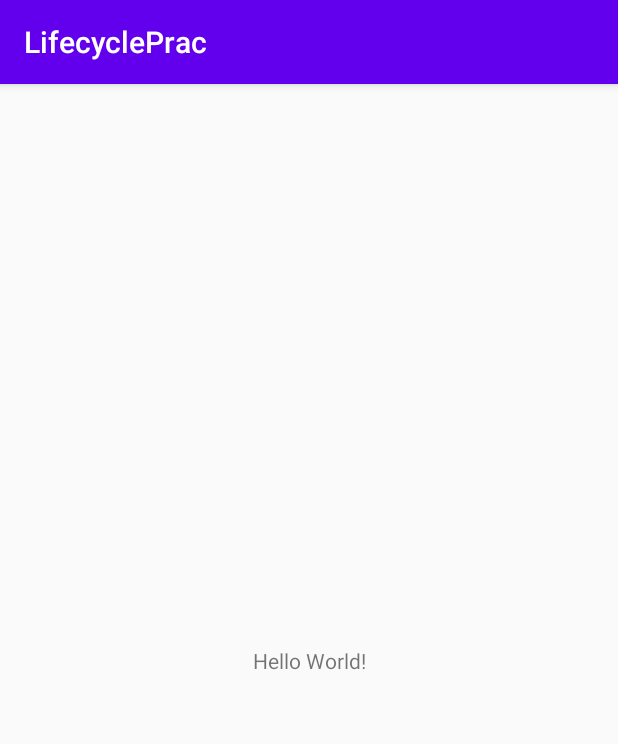
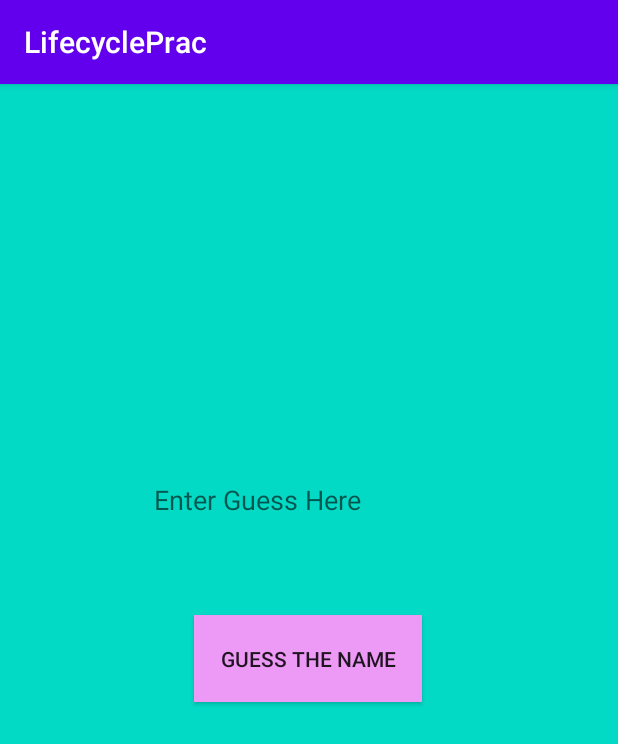
Before and after one commit to acolistro/LifecyclePrac, an Android app: the screen it shows after launch (MainActivity), on a phone screen of 412 x 824 dp. Shown: the top 744 px of the screen. Run offline under Robolectric (Android 15) with nearby library versions, the phone set to English and light mode, and no system bars.

Commit message:
added formatting to wrong activity - fixed

```diff
--- a/app/src/main/res/layout/activity_main.xml
+++ b/app/src/main/res/layout/activity_main.xml
@@ -4,15 +4,35 @@
     xmlns:tools="http://schemas.android.com/tools"
     android:layout_width="match_parent"
     android:layout_height="match_parent"
+    android:background="@color/colorAccent"
     tools:context=".MainActivity">
 
-    <TextView
+    <Button
+        android:id="@+id/button"
+        android:layout_width="152dp"
+        android:layout_height="58dp"
+        android:background="#ED99F6"
+        android:text="@string/guess_the_name_button"
+        app:layout_constraintBottom_toBottomOf="parent"
+        app:layout_constraintEnd_toEndOf="parent"
+        app:layout_constraintHorizontal_bias="0.498"
+        app:layout_constraintStart_toStartOf="parent"
+        app:layout_constraintTop_toTopOf="parent"
+        app:layout_constraintVertical_bias="0.499" />
+
+    <EditText
+        android:id="@+id/editTextTextPersonName"
         android:layout_width="wrap_content"
         android:layout_height="wrap_content"
-        android:text="Hello World!"
-        app:layout_constraintBottom_toBottomOf="parent"
-        app:layout_constraintLeft_toLeftOf="parent"
-        app:layout_constraintRight_toRightOf="parent"
-        app:layout_constraintTop_toTopOf="parent" />
+        android:autofillHints=""
+        android:ems="10"
+        android:hint="@string/enter_guess"
+        android:inputType="textPersonName"
+        app:layout_constraintBottom_toTopOf="@+id/button"
+        app:layout_constraintEnd_toEndOf="parent"
+        app:layout_constraintHorizontal_bias="0.497"
+        app:layout_constraintStart_toStartOf="parent"
+        app:layout_constraintTop_toTopOf="parent"
+        app:layout_constraintVertical_bias="0.824" />
 
 </androidx.constraintlayout.widget.ConstraintLayout>
--- a/app/src/main/res/layout/activity_show_guess.xml
+++ b/app/src/main/res/layout/activity_show_guess.xml
@@ -7,16 +7,4 @@
     android:background="@color/colorAccent"
     tools:context=".ShowGuess">
 
-    <Button
-        android:id="@+id/button"
-        android:layout_width="152dp"
-        android:layout_height="58dp"
-        android:background="#ED99F6"
-        android:text="Guess the Name"
-        app:layout_constraintBottom_toBottomOf="parent"
-        app:layout_constraintEnd_toEndOf="parent"
-        app:layout_constraintHorizontal_bias="0.498"
-        app:layout_constraintStart_toStartOf="parent"
-        app:layout_constraintTop_toTopOf="parent"
-        app:layout_constraintVertical_bias="0.499" />
 </androidx.constraintlayout.widget.ConstraintLayout>
--- a/app/src/main/res/values/strings.xml
+++ b/app/src/main/res/values/strings.xml
@@ -1,3 +1,5 @@
 <resources>
     <string name="app_name">LifecyclePrac</string>
+    <string name="enter_guess">Enter Guess Here</string>
+    <string name="guess_the_name_button">Guess the Name</string>
 </resources>
```
